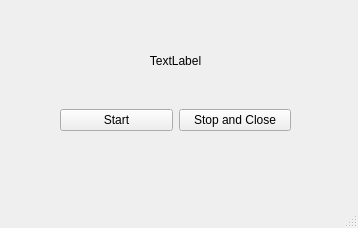
Above: downloadsorganizer/gui.ui from TheChiefMeat/downloads-organizer before the change. Below: the same form after it.
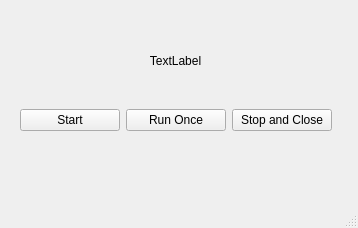
That is the form after the change.

Commit message: Updated gui.ui with RunOnce button

Diff of the .ui file:
```diff
--- a/downloadsorganizer/gui.ui
+++ b/downloadsorganizer/gui.ui
@@ -29,9 +29,9 @@
    <widget class="QWidget" name="horizontalLayoutWidget">
     <property name="geometry">
      <rect>
-      <x>60</x>
+      <x>20</x>
       <y>80</y>
-      <width>231</width>
+      <width>312</width>
       <height>80</height>
      </rect>
     </property>
@@ -44,7 +44,14 @@
       </widget>
      </item>
      <item>
-      <widget class="QPushButton" name="Stop">
+      <widget class="QPushButton" name="RunOnce">
+       <property name="text">
+        <string>Run Once</string>
+       </property>
+      </widget>
+     </item>
+     <item>
+      <widget class="QPushButton" name="Stop_2">
        <property name="text">
         <string>Stop and Close</string>
        </property>
```
